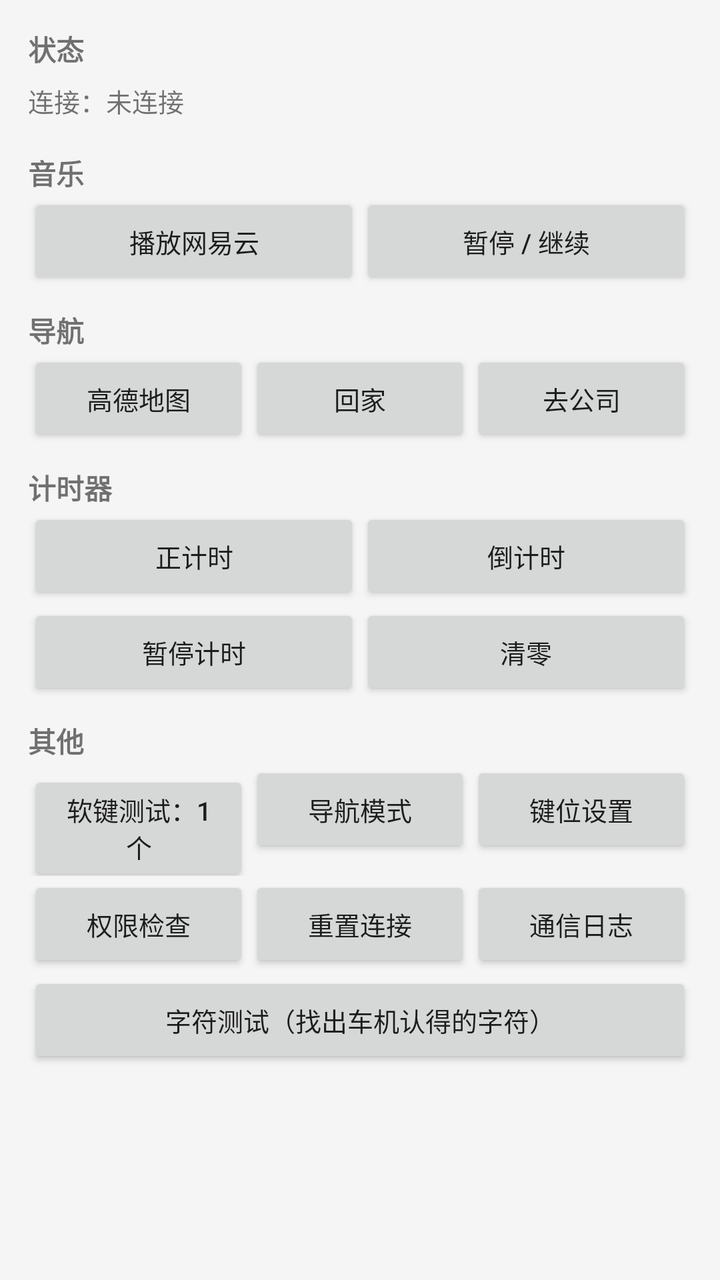
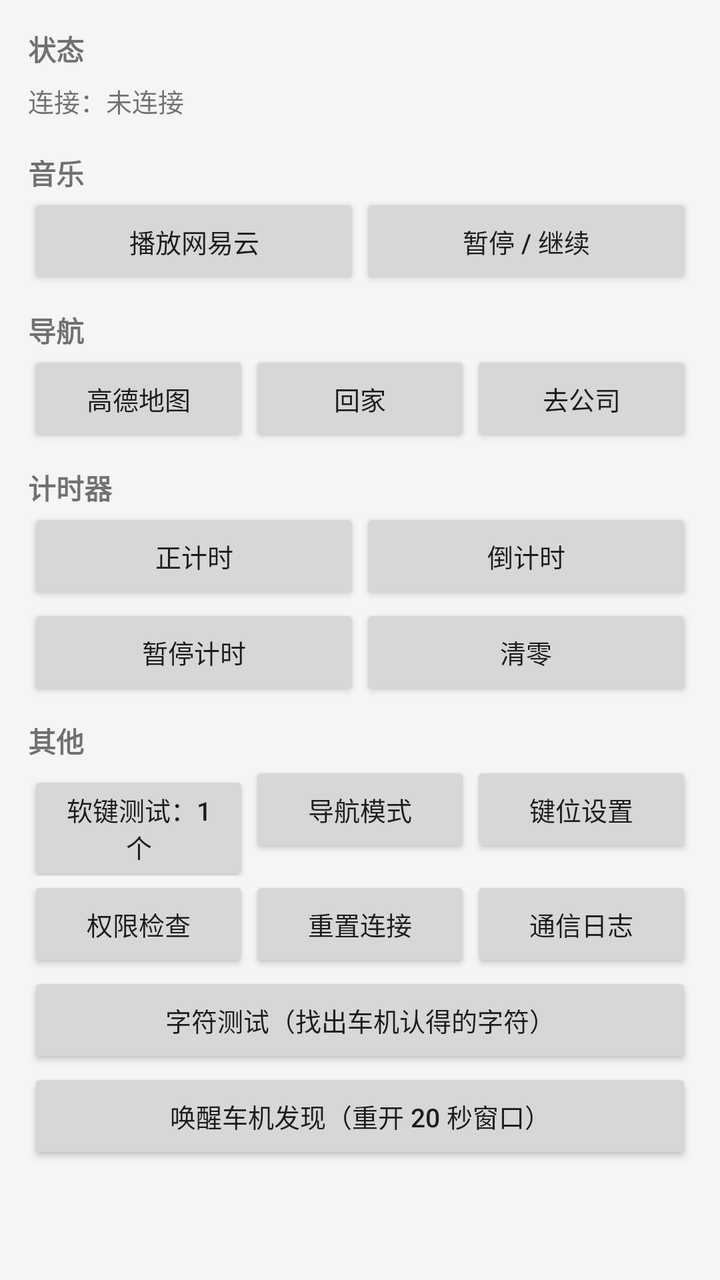

Screens rendered from an Android XML layout before and after an edit, with the pre-edit source and the edit as a unified diff.
<!-- AndroidManifest.xml: application theme Theme.SyncGlance -->
<!-- res/layout/activity_main.xml -->
<?xml version="1.0" encoding="utf-8"?>
<ScrollView xmlns:android="http://schemas.android.com/apk/res/android"
    android:layout_width="match_parent"
    android:layout_height="match_parent"
    android:fitsSystemWindows="true"
    android:background="#F5F5F5">

    <LinearLayout
        android:layout_width="match_parent"
        android:layout_height="wrap_content"
        android:orientation="vertical"
        android:padding="14dp">

        
        <TextView
            android:layout_width="match_parent"
            android:layout_height="wrap_content"
            android:text="状态"
            android:textStyle="bold"
            android:textSize="14sp" />

        <TextView
            android:id="@+id/tvState"
            android:layout_width="match_parent"
            android:layout_height="wrap_content"
            android:paddingTop="6dp"
            android:paddingBottom="6dp"
            android:textSize="13sp"
            android:fontFamily="monospace"
            android:text="连接：未连接" />

        
        <TextView
            android:layout_width="match_parent"
            android:layout_height="wrap_content"
            android:text="音乐"
            android:textStyle="bold"
            android:textSize="14sp"
            android:paddingTop="10dp" />

        <LinearLayout
            android:layout_width="match_parent"
            android:layout_height="wrap_content"
            android:orientation="horizontal">

            <Button
                android:id="@+id/btnPlayNetease"
                android:layout_width="0dp"
                android:layout_weight="1"
                android:layout_height="wrap_content"
                android:text="播放网易云"
                android:textSize="13sp" />

            <Button
                android:id="@+id/btnPlayPause"
                android:layout_width="0dp"
                android:layout_weight="1"
                android:layout_height="wrap_content"
                android:text="暂停 / 继续"
                android:textSize="13sp" />
        </LinearLayout>

        
        <TextView
            android:layout_width="match_parent"
            android:layout_height="wrap_content"
            android:text="导航"
            android:textStyle="bold"
            android:textSize="14sp"
            android:paddingTop="10dp" />

        <LinearLayout
            android:layout_width="match_parent"
            android:layout_height="wrap_content"
            android:orientation="horizontal">

            <Button
                android:id="@+id/btnAmap"
                android:layout_width="0dp"
                android:layout_weight="1"
                android:layout_height="wrap_content"
                android:text="高德地图"
                android:textSize="13sp" />

            <Button
                android:id="@+id/btnGoHome"
                android:layout_width="0dp"
                android:layout_weight="1"
                android:layout_height="wrap_content"
                android:text="回家"
                android:textSize="13sp" />

            <Button
                android:id="@+id/btnGoWork"
                android:layout_width="0dp"
                android:layout_weight="1"
                android:layout_height="wrap_content"
                android:text="去公司"
                android:textSize="13sp" />
        </LinearLayout>

        
        <TextView
            android:layout_width="match_parent"
            android:layout_height="wrap_content"
            android:text="计时器"
            android:textStyle="bold"
            android:textSize="14sp"
            android:paddingTop="10dp" />

        <LinearLayout
            android:layout_width="match_parent"
            android:layout_height="wrap_content"
            android:orientation="horizontal">

            <Button
                android:id="@+id/btnTimerCountUp"
                android:layout_width="0dp"
                android:layout_weight="1"
                android:layout_height="wrap_content"
                android:text="正计时"
                android:textSize="13sp" />

            <Button
                android:id="@+id/btnTimerCountDown"
                android:layout_width="0dp"
                android:layout_weight="1"
                android:layout_height="wrap_content"
                android:text="倒计时"
                android:textSize="13sp" />
        </LinearLayout>

        <LinearLayout
            android:layout_width="match_parent"
            android:layout_height="wrap_content"
            android:orientation="horizontal">

            <Button
                android:id="@+id/btnTimerPause"
                android:layout_width="0dp"
                android:layout_weight="1"
                android:layout_height="wrap_content"
                android:text="暂停计时"
                android:textSize="13sp" />

            <Button
                android:id="@+id/btnTimerClear"
                android:layout_width="0dp"
                android:layout_weight="1"
                android:layout_height="wrap_content"
                android:text="清零"
                android:textSize="13sp" />
        </LinearLayout>

        
        <TextView
            android:layout_width="match_parent"
            android:layout_height="wrap_content"
            android:text="其他"
            android:textStyle="bold"
            android:textSize="14sp"
            android:paddingTop="10dp" />

        <LinearLayout
            android:layout_width="match_parent"
            android:layout_height="wrap_content"
            android:orientation="horizontal">

            <Button
                android:id="@+id/btnSoftButton"
                android:layout_width="0dp"
                android:layout_weight="1"
                android:layout_height="wrap_content"
                android:text="软键测试：1 个"
                android:textSize="13sp" />

            <Button
                android:id="@+id/btnNavMode"
                android:layout_width="0dp"
                android:layout_weight="1"
                android:layout_height="wrap_content"
                android:text="导航模式"
                android:textSize="13sp" />

            <Button
                android:id="@+id/btnKeyMap"
                android:layout_width="0dp"
                android:layout_weight="1"
                android:layout_height="wrap_content"
                android:text="键位设置"
                android:textSize="13sp" />
        </LinearLayout>

        <LinearLayout
            android:layout_width="match_parent"
            android:layout_height="wrap_content"
            android:orientation="horizontal">

            <Button
                android:id="@+id/btnPermCheck"
                android:layout_width="0dp"
                android:layout_weight="1"
                android:layout_height="wrap_content"
                android:text="权限检查"
                android:textSize="13sp" />

            <Button
                android:id="@+id/btnReset"
                android:layout_width="0dp"
                android:layout_weight="1"
                android:layout_height="wrap_content"
                android:text="重置连接"
                android:textSize="13sp" />

            <Button
                android:id="@+id/btnOpenLog"
                android:layout_width="0dp"
                android:layout_weight="1"
                android:layout_height="wrap_content"
                android:text="通信日志"
                android:textSize="13sp" />
        </LinearLayout>

        <Button
            android:id="@+id/btnCharTest"
            android:layout_width="match_parent"
            android:layout_height="wrap_content"
            android:text="字符测试（找出车机认得的字符）"
            android:textSize="13sp" />

    </LinearLayout>
</ScrollView>
<!-- resources referenced by this layout -->
<resources>
  <style name="Theme.SyncGlance" parent="Theme.AppCompat.Light.DarkActionBar">
          <item name="android:windowOptOutEdgeToEdgeEnforcement" tools:targetApi="35">true</item>
      </style>
</resources>

<!-- the commit's change to res/layout/activity_main.xml (unified diff, before → after) -->
@@ -228,5 +228,13 @@
             android:text="字符测试（找出车机认得的字符）"
             android:textSize="13sp" />
 
+        
+        <Button
+            android:id="@+id/btnWakeRouter"
+            android:layout_width="match_parent"
+            android:layout_height="wrap_content"
+            android:text="唤醒车机发现（重开 20 秒窗口）"
+            android:textSize="13sp" />
+
     </LinearLayout>
 </ScrollView>
